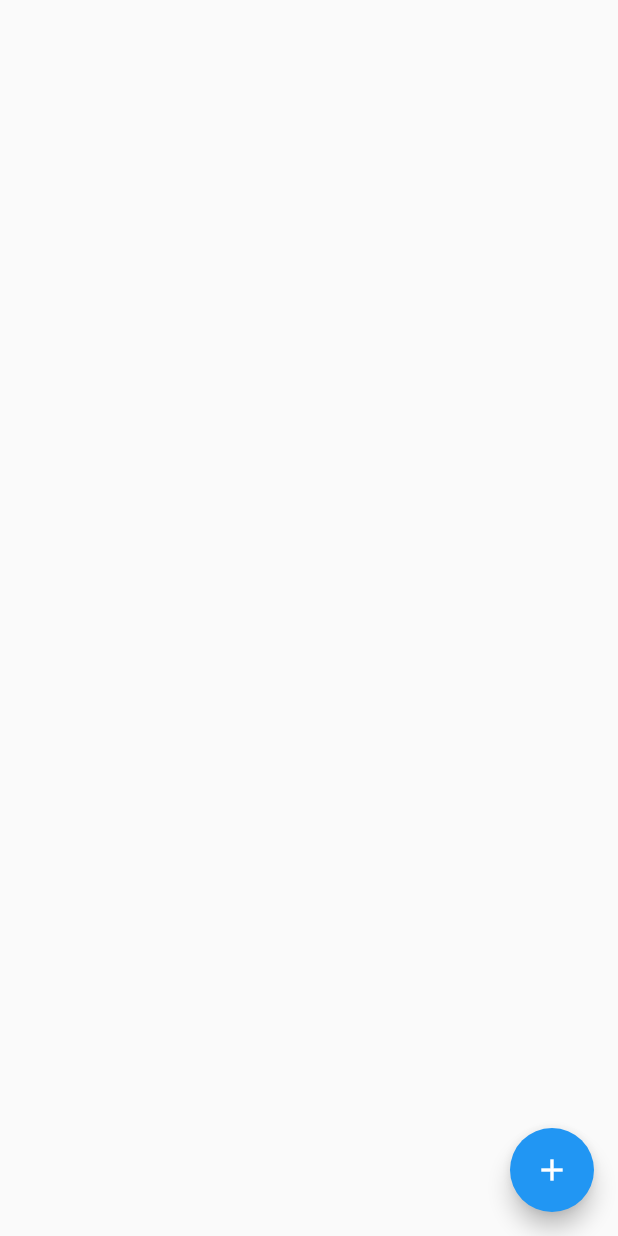
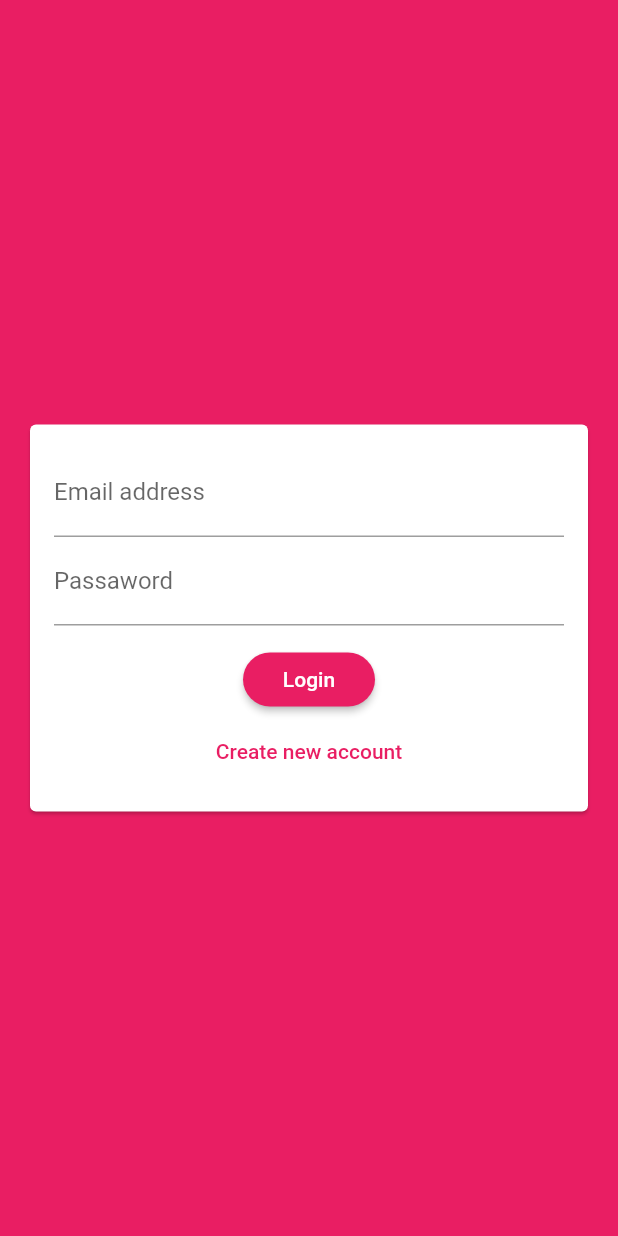
Before and after one commit to suelencn/Chat_app, a Flutter app: the screen it shows after launch, on a phone screen of 412 x 824 dp. Run offline on Flutter 3.47's test engine with Material 2 defaults, Android fonts, the phone set to English and light mode, and no system bars; our stand-ins replace cloud_firestore, firebase_auth, firebase_core; accounts and stored records are empty.

Commit message:
add auth with Firebase

```diff
--- a/lib/main.dart
+++ b/lib/main.dart
@@ -1,5 +1,7 @@
 import 'package:flutter/material.dart';
+import 'package:firebase_core/firebase_core.dart';
 
+import 'package:chat_app/pages/auth_page.dart';
 import 'package:chat_app/pages/chat_page.dart';
 
 void main() {
@@ -9,10 +11,23 @@ void main() {
 class MyApp extends StatelessWidget {
   @override
   Widget build(BuildContext context) {
+    Firebase.initializeApp();
     return MaterialApp(
       title: 'FlutterChat',
-      theme: ThemeData(primaryColor: Colors.blue),
-      home: ChatPage(),
+      theme: ThemeData(
+        primarySwatch: Colors.pink,
+        backgroundColor: Colors.pink,
+        accentColor: Colors.deepPurple,
+        accentColorBrightness: Brightness.dark,
+        buttonTheme: ButtonTheme.of(context).copyWith(
+          buttonColor: Colors.pink,
+          textTheme: ButtonTextTheme.primary,
+          shape: RoundedRectangleBorder(
+            borderRadius: BorderRadius.circular(20),
+          ),
+        ),
+      ),
+      home: AuthPage(),
     );
   }
 }
--- a/lib/pages/auth_page.dart
+++ b/lib/pages/auth_page.dart
@@ -0,0 +1,57 @@
+import 'package:flutter/material.dart';
+import 'package:flutter/services.dart';
+import 'package:firebase_auth/firebase_auth.dart';
+
+import 'package:chat_app/widgets/auth/authForm.dart';
+
+class AuthPage extends StatefulWidget {
+  @override
+  State<AuthPage> createState() => _AuthPageState();
+}
+
+class _AuthPageState extends State<AuthPage> {
+  final _auth = FirebaseAuth.instance;
+  void _submitAuthForm(
+    String email,
+    String password,
+    String username,
+    bool isLogin,
+    BuildContext ctx,
+  ) async {
+    UserCredential authCredential;
+    try {
+      if (isLogin) {
+        authCredential = await _auth.signInWithEmailAndPassword(
+          email: email,
+          password: password,
+        );
+      } else {
+        authCredential = await _auth.createUserWithEmailAndPassword(
+          email: email,
+          password: password,
+        );
+      }
+    } on PlatformException catch (error) {
+      var message = 'An error ocurred, please check your credentials!';
+      if (error.message != null) {
+        message = error.message as String;
+      }
+      Scaffold.of(ctx).showSnackBar(
+        SnackBar(
+          content: Text(message),
+          backgroundColor: Theme.of(ctx).errorColor,
+        ),
+      );
+    } catch (error) {
+      print(error);
+    }
+  }
+
+  @override
+  Widget build(BuildContext context) {
+    return Scaffold(
+      backgroundColor: Theme.of(context).primaryColor,
+      body: AuthForm(_submitAuthForm),
+    );
+  }
+}
--- /dev/null
+++ b/lib/widgets/auth/authForm.dart
@@ -0,0 +1,124 @@
+import 'package:flutter/material.dart';
+
+class AuthForm extends StatefulWidget {
+  final void Function(
+    String email,
+    String password,
+    String username,
+    bool isLogin,
+    BuildContext ctx,
+  ) submitFn;
+
+  AuthForm(this.submitFn);
+
+  @override
+  State<AuthForm> createState() => _AuthFormState();
+}
+
+class _AuthFormState extends State<AuthForm> {
+  final _formKey = GlobalKey<FormState>();
+  var _isLogin = true;
+  var _userEmail = '';
+  var _userName = '';
+  var _userPassword = '';
+
+  void _trySubmit() {
+    final isValid = _formKey.currentState!.validate();
+    //Fecha o teclado após enviar o form
+    FocusScope.of(context).unfocus();
+
+    if (isValid) {
+      _formKey.currentState!.save();
+      widget.submitFn(
+        _userEmail.trim(),
+        _userPassword.trim(),
+        _userName.trim(),
+        _isLogin,
+        context,
+      );
+    }
+  }
+
+  @override
+  Widget build(BuildContext context) {
+    return Center(
+      child: Card(
+        margin: const EdgeInsets.all(20),
+        child: SingleChildScrollView(
+          child: Padding(
+            padding: const EdgeInsets.all(16),
+            child: Form(
+              key: _formKey,
+              child: Column(
+                mainAxisSize: MainAxisSize.min,
+                children: [
+                  TextFormField(
+                    key: const ValueKey('email'),
+                    validator: (value) {
+                      if (value!.isEmpty || !value.contains('@')) {
+                        return 'Please enter a valid email address';
+                      }
+                      return null;
+                    },
+                    keyboardType: TextInputType.emailAddress,
+                    decoration:
+                        const InputDecoration(labelText: 'Email address'),
+                    onSaved: (value) {
+                      _userEmail = value as String;
+                    },
+                  ),
+                  if (!_isLogin)
+                    TextFormField(
+                      key: const ValueKey('username'),
+                      validator: (value) {
+                        if (value!.isEmpty || value.length < 4) {
+                          return 'Please enter at least 4 characters';
+                        }
+                        return null;
+                      },
+                      decoration: const InputDecoration(labelText: 'Username'),
+                      onSaved: (value) {
+                        _userName = value as String;
+                      },
+                    ),
+                  TextFormField(
+                    key: const ValueKey('password'),
+                    validator: (value) {
+                      if (value!.isEmpty || value.length < 7) {
+                        return 'Password must be at least 7 characters long.';
+                      }
+                      return null;
+                    },
+                    decoration: const InputDecoration(labelText: 'Passaword'),
+                    obscureText: true,
+                    onSaved: (value) {
+                      _userPassword = value as String;
+                    },
+                  ),
+                  const SizedBox(
+                    height: 12,
+                  ),
+                  RaisedButton(
+                    onPressed: _trySubmit,
+                    child: Text(_isLogin ? 'Login' : 'Signup'),
+                  ),
+                  FlatButton(
+                    textColor: Theme.of(context).primaryColor,
+                    onPressed: () {
+                      setState(() {
+                        _isLogin = !_isLogin;
+                      });
+                    },
+                    child: Text(_isLogin
+                        ? 'Create new account'
+                        : 'I already have an account'),
+                  )
+                ],
+              ),
+            ),
+          ),
+        ),
+      ),
+    );
+  }
+}
--- a/pubspec.yaml
+++ b/pubspec.yaml
@@ -36,6 +36,7 @@ dependencies:
   cupertino_icons: ^1.0.2
   cloud_firestore: ^3.4.9
   firebase_core: ^1.23.0
+  firebase_auth: ^3.10.0
 
 dev_dependencies:
   flutter_test:
```
Also changed, not shown: pubspec.lock.
